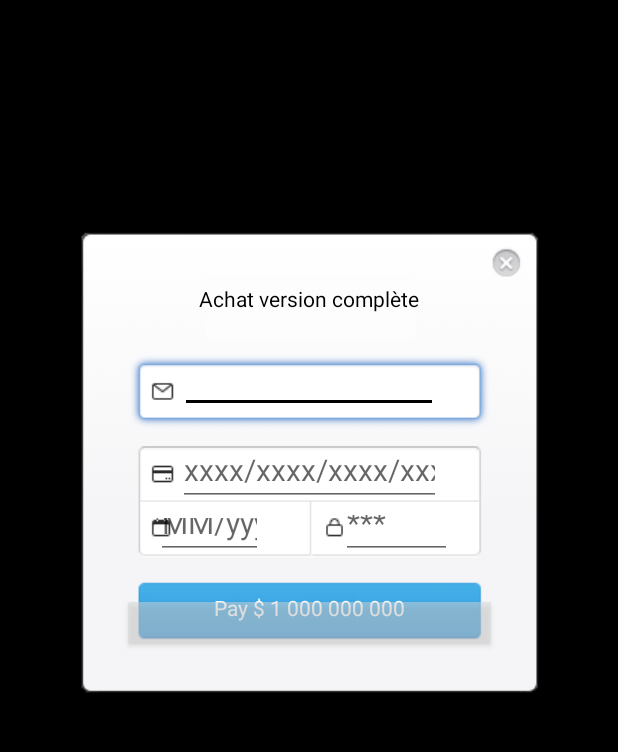
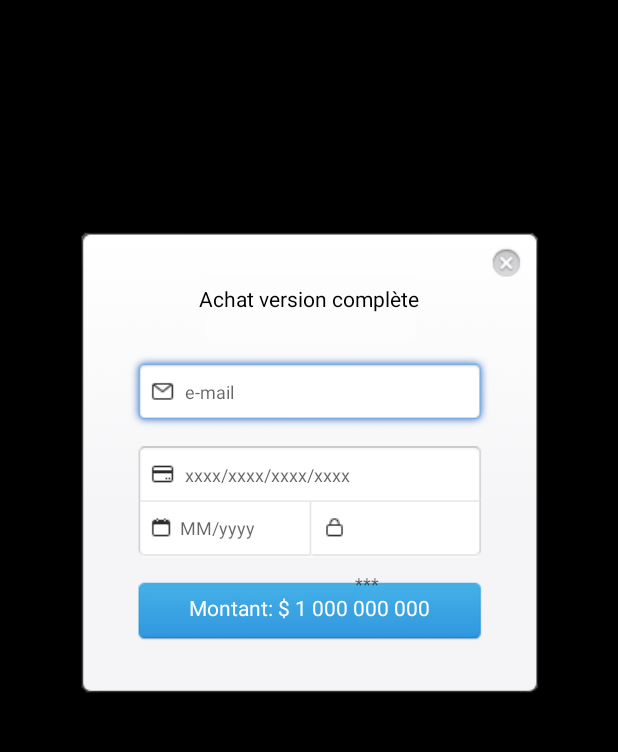
Before and after one commit to Boulzevard/toulouse-0218-java-monsterwiki5, an Android app: the PayeActivity screen opened directly, with no data from a screen before it, on a phone screen of 412 x 824 dp, the part 150-902 px from its top. Run offline under Robolectric (Android 15) with nearby library versions, the phone set to English and light mode, and no system bars; Roboto replaces fonts that are not available here.

Commit message:
Modifs page paiement

```diff
--- a/app/src/main/java/fr/wcs/monsterlegendswiki/PayeActivity.java
+++ b/app/src/main/java/fr/wcs/monsterlegendswiki/PayeActivity.java
@@ -6,7 +6,6 @@ import android.os.Bundle;
 import android.view.View;
 import android.widget.Button;
 import android.widget.EditText;
-import android.widget.ImageButton;
 import android.widget.ImageView;
 import android.widget.Toast;
 
@@ -33,7 +32,7 @@ public class PayeActivity extends AppCompatActivity {
         valide.setOnClickListener(new View.OnClickListener() {
             @Override
             public void onClick(View view) {
-                Toast.makeText(PayeActivity.this, "Carte Non Valide", Toast.LENGTH_LONG).show();
+                Toast.makeText(PayeActivity.this, "Paiement refusé", Toast.LENGTH_LONG).show();
             }
         });
 
--- a/app/src/main/res/layout/activity_main.xml
+++ b/app/src/main/res/layout/activity_main.xml
@@ -103,7 +103,7 @@
         android:layout_width="170dp"
         android:layout_height="179dp"
         android:layout_marginEnd="8dp"
-        android:layout_marginTop="60dp"
+        android:layout_marginTop="156dp"
         app:layout_constraintEnd_toEndOf="parent"
         app:layout_constraintTop_toTopOf="@+id/imageView4"
         app:srcCompat="@drawable/imageshop" />
@@ -112,8 +112,7 @@
         android:id="@+id/imageView_demo"
         android:layout_width="100dp"
         android:layout_height="50dp"
-        android:layout_marginBottom="8dp"
-        android:layout_marginEnd="32dp"
+        android:layout_marginEnd="16dp"
         app:layout_constraintBottom_toBottomOf="@+id/imageView2"
         app:layout_constraintEnd_toEndOf="@+id/imageView2"
         app:srcCompat="@drawable/demo" />
--- a/app/src/main/res/layout/activity_paye.xml
+++ b/app/src/main/res/layout/activity_paye.xml
@@ -23,15 +23,17 @@
     <EditText
         android:id="@+id/editText_email"
         android:layout_width="172dp"
-        android:layout_height="26dp"
+        android:layout_height="40dp"
         android:layout_marginEnd="8dp"
         android:layout_marginStart="8dp"
-        android:layout_marginTop="110dp"
+        android:layout_marginTop="102dp"
+        android:background="@android:color/transparent"
         android:ems="10"
-        android:hint="e-mail"
+        android:hint="@string/e_mail"
         android:inputType="textEmailAddress"
-        android:textSize="20dp"
+        android:textSize="12dp"
         app:layout_constraintEnd_toEndOf="parent"
+        app:layout_constraintHorizontal_bias="0.514"
         app:layout_constraintStart_toStartOf="parent"
         app:layout_constraintTop_toTopOf="@+id/imageView_stripe" />
 
@@ -40,12 +42,13 @@
         android:layout_width="175dp"
         android:layout_height="46dp"
         android:layout_marginEnd="8dp"
-        android:layout_marginStart="8dp"
-        android:layout_marginTop="16dp"
+        android:layout_marginStart="17dp"
+        android:layout_marginTop="12dp"
         android:ems="10"
-        android:hint="xxxx/xxxx/xxxx/xxxx"
-        android:textSize="20dp"
+        android:hint="@string/xxxx_xxxx_xxxx_xxxx"
+        android:textSize="12dp"
         android:inputType="numberPassword"
+        android:background="@android:color/transparent"
         app:layout_constraintEnd_toEndOf="parent"
         app:layout_constraintStart_toStartOf="parent"
         app:layout_constraintTop_toBottomOf="@+id/editText_email" />
@@ -54,12 +57,13 @@
         android:id="@+id/editText_date"
         android:layout_width="71dp"
         android:layout_height="37dp"
-        android:layout_marginBottom="112dp"
-        android:layout_marginStart="104dp"
+        android:layout_marginBottom="114dp"
+        android:layout_marginStart="120dp"
+        android:background="@android:color/transparent"
         android:ems="10"
-        android:hint="MM/yyyy"
-        android:textSize="20dp"
+        android:hint="@string/mm_yyyy"
         android:inputType="date"
+        android:textSize="12dp"
         app:layout_constraintBottom_toBottomOf="@+id/imageView_stripe"
         app:layout_constraintStart_toStartOf="parent" />
 
@@ -67,15 +71,17 @@
         android:id="@+id/editText_crypto"
         android:layout_width="74dp"
         android:layout_height="39dp"
+        android:layout_marginBottom="315dp"
         android:layout_marginEnd="8dp"
-        android:layout_marginStart="8dp"
+        android:layout_marginStart="6dp"
+        android:background="@android:color/transparent"
         android:ems="10"
-        android:hint="***"
-        android:textSize="20dp"
+        android:hint="@string/code"
         android:inputType="numberPassword"
-        app:layout_constraintBottom_toBottomOf="@+id/editText_date"
+        android:textSize="12dp"
+        app:layout_constraintBottom_toBottomOf="parent"
         app:layout_constraintEnd_toEndOf="@+id/imageView_stripe"
-        app:layout_constraintHorizontal_bias="0.359"
+        app:layout_constraintHorizontal_bias="0.361"
         app:layout_constraintStart_toEndOf="@+id/editText_date" />
 
     <TextView
@@ -85,7 +91,7 @@
         android:layout_marginEnd="8dp"
         android:layout_marginStart="8dp"
         android:layout_marginTop="50dp"
-        android:text="Achat version complète"
+        android:text="@string/achat_version_compl_te"
         android:textColor="#000000"
         app:layout_constraintEnd_toEndOf="parent"
         app:layout_constraintStart_toStartOf="parent"
@@ -98,7 +104,7 @@
         android:layout_marginBottom="70dp"
         android:layout_marginEnd="8dp"
         android:layout_marginStart="8dp"
-        android:text="Pay $ 1 000 000 000"
+        android:text="@string/montant_1_000_000_000"
         android:textColor="#FFFFFF"
         app:layout_constraintBottom_toBottomOf="@+id/imageView_stripe"
         app:layout_constraintEnd_toEndOf="parent"
@@ -116,12 +122,13 @@
         android:id="@+id/button_validation"
         android:layout_width="250dp"
         android:layout_height="40dp"
+        android:layout_marginBottom="260dp"
         android:layout_marginEnd="8dp"
         android:layout_marginStart="8dp"
-        android:alpha="0.5"
+        android:alpha="0"
+        app:layout_constraintBottom_toBottomOf="parent"
         app:layout_constraintEnd_toEndOf="parent"
-        app:layout_constraintStart_toStartOf="parent"
-        app:layout_constraintTop_toTopOf="@+id/textView_prix" />
+        app:layout_constraintStart_toStartOf="parent" />
 
 
 
--- a/app/src/main/res/values/strings.xml
+++ b/app/src/main/res/values/strings.xml
@@ -1,3 +1,9 @@
 <resources>
     <string name="app_name">Monster Legends Wiki</string>
+    <string name="montant_1_000_000_000">Montant: $ 1 000 000 000</string>
+    <string name="achat_version_compl_te">Achat version complète</string>
+    <string name="code">***</string>
+    <string name="mm_yyyy">MM/yyyy</string>
+    <string name="xxxx_xxxx_xxxx_xxxx">xxxx/xxxx/xxxx/xxxx</string>
+    <string name="e_mail">e-mail</string>
 </resources>
```
